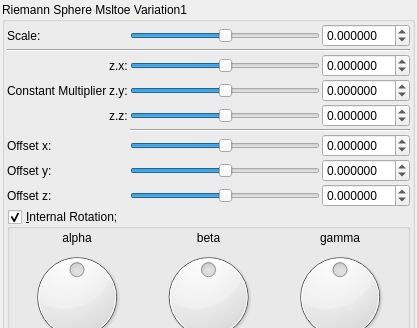
Qt form mandelbulber2/qt_data/fractal_riemann_sphere_msltoeV1.ui (buddhi1980/mandelbulber2) before a commit; both pictures show x 0 to 417 and y 0 to 328 of the 417 by 530 pixel window.
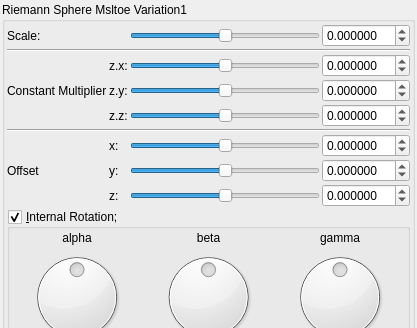
The same form after that commit. Custom widgets are drawn as their Qt base class.

Patch:
```diff
--- a/mandelbulber2/qt_data/fractal_riemann_sphere_msltoeV1.ui
+++ b/mandelbulber2/qt_data/fractal_riemann_sphere_msltoeV1.ui
@@ -184,17 +184,24 @@
           </property>
          </widget>
         </item>
+        <item row="1" column="1" colspan="4">
+         <widget class="Line" name="line_55">
+          <property name="orientation">
+           <enum>Qt::Horizontal</enum>
+          </property>
+         </widget>
+        </item>
         <item row="7" column="1">
          <widget class="QLabel" name="label_255">
           <property name="text">
-           <string>Offset y:</string>
+           <string>Offset</string>
           </property>
          </widget>
         </item>
         <item row="6" column="1">
          <widget class="QLabel" name="label_253">
           <property name="text">
-           <string>Offset x:</string>
+           <string/>
           </property>
          </widget>
         </item>
@@ -229,7 +236,7 @@
         <item row="8" column="1">
          <widget class="QLabel" name="label_257">
           <property name="text">
-           <string>Offset z:</string>
+           <string/>
           </property>
          </widget>
         </item>
@@ -487,13 +494,6 @@
           </property>
          </widget>
         </item>
-        <item row="5" column="3" colspan="2">
-         <widget class="Line" name="line_53">
-          <property name="orientation">
-           <enum>Qt::Horizontal</enum>
-          </property>
-         </widget>
-        </item>
         <item row="7" column="3">
          <widget class="QSlider" name="slider3_transf_addition_constant_y">
           <property name="sizePolicy">
@@ -674,8 +674,29 @@
           </property>
          </widget>
         </item>
-        <item row="1" column="1" colspan="4">
-         <widget class="Line" name="line_55">
+        <item row="6" column="2">
+         <widget class="QLabel" name="label_112">
+          <property name="text">
+           <string>x:</string>
+          </property>
+         </widget>
+        </item>
+        <item row="7" column="2">
+         <widget class="QLabel" name="label_113">
+          <property name="text">
+           <string>y:</string>
+          </property>
+         </widget>
+        </item>
+        <item row="8" column="2">
+         <widget class="QLabel" name="label_114">
+          <property name="text">
+           <string>z:</string>
+          </property>
+         </widget>
+        </item>
+        <item row="5" column="1" colspan="4">
+         <widget class="Line" name="line_53">
           <property name="orientation">
            <enum>Qt::Horizontal</enum>
           </property>
```
